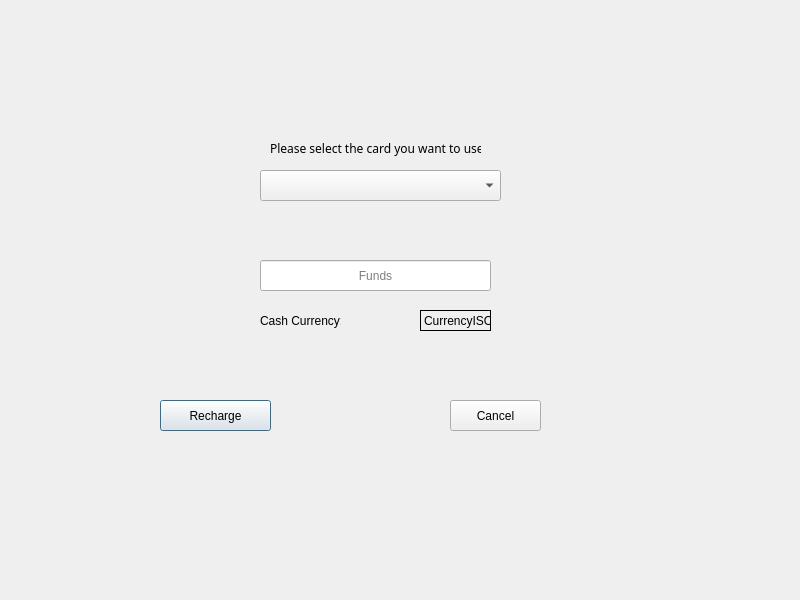
First picture: the form in 3_Solution/CleverClient/rechargecashdialog.ui, repository georgecpp/CleverPocket, before the edit.
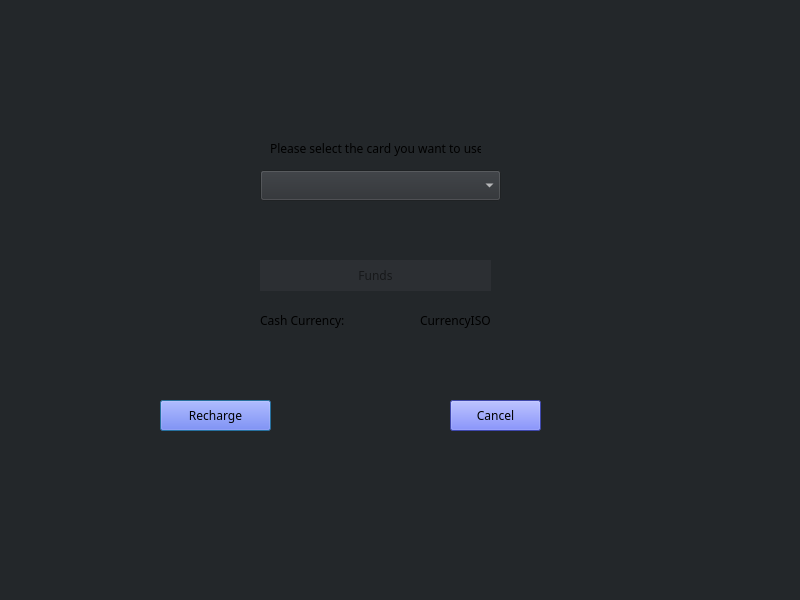
Second picture: the form after the edit.

Diff of the .ui file:
```diff
--- a/3_Solution/CleverClient/rechargecashdialog.ui
+++ b/3_Solution/CleverClient/rechargecashdialog.ui
@@ -13,6 +13,11 @@
     <property name="windowTitle">
       <string>RechargeCashDialog</string>
     </property>
+  <property name="styleSheet">
+   <string notr="true">background-color:rgb(35, 39, 42);
+
+</string>
+  </property>
     <property name="inputMethodHints">
       <set>Qt::ImhFormattedNumbersOnly</set>
     </property>
@@ -25,6 +30,19 @@
           <height>31</height>
         </rect>
       </property>
+   <property name="font">
+    <font>
+     <family>Whitney</family>
+     <pointsize>9</pointsize>
+    </font>
+   </property>
+   <property name="styleSheet">
+    <string notr="true">QLineEdit[text]{
+color: white;}
+QLineEdit{
+background-color: rgb(44, 47, 51);
+border:none;}</string>
+   </property>
       <property name="inputMethodHints">
         <set>Qt::ImhFormattedNumbersOnly</set>
       </property>
@@ -47,6 +65,40 @@
           <height>31</height>
         </rect>
       </property>
+   <property name="font">
+    <font>
+     <family>Whitney</family>
+     <pointsize>9</pointsize>
+    </font>
+   </property>
+   <property name="styleSheet">
+    <string notr="true">QComboBox
+{
+color:white;
+background-color: rgb(44, 47, 51);
+}
+
+QComboBox QAbstractItemView {
+   color:white;
+    selection-background-color:rgb(88, 101, 242);
+	backgroud-color:rgb(44, 47, 51);
+	
+}
+
+QComboBox QScrollBar
+{
+background: #5865F2
+}
+
+QComboBox QAbstractItemView QScrollBar
+{
+background: #5865F2
+}
+
+
+
+</string>
+   </property>
     </widget>
     <widget class="QLabel" name="label">
       <property name="geometry">
@@ -59,9 +111,17 @@
       </property>
       <property name="font">
         <font>
-          <family>Rockwell</family>
-        </font>
-      </property>
+     <family>Whitney</family>
+     <pointsize>9</pointsize>
+    </font>
+   </property>
+   <property name="styleSheet">
+    <string notr="true">QLabel[text]{
+color: white;}
+QLabel{
+background-color:rgb(35, 39, 42);
+border:none;}</string>
+   </property>
       <property name="text">
         <string>Please select the card you want to use:</string>
       </property>
@@ -75,6 +135,28 @@
           <height>31</height>
         </rect>
       </property>
+   <property name="font">
+    <font>
+     <family>Whitney</family>
+     <pointsize>9</pointsize>
+    </font>
+   </property>
+   <property name="styleSheet">
+    <string notr="true">
+QPushButton {
+     background-color: rgb(88, 101, 242);
+ }
+ QPushButton#pushButton:pressed {
+   	background-color: rgb(88, 157, 242); 
+ }
+ QPushButton#pushButton:hover {
+     
+	background-color: rgb(88, 157, 242);
+ }
+ QPushButton[text] {
+    color:white;
+ }</string>
+   </property>
       <property name="text">
         <string>Recharge</string>
       </property>
@@ -88,6 +170,28 @@
           <height>31</height>
         </rect>
       </property>
+   <property name="font">
+    <font>
+     <family>Whitney</family>
+     <pointsize>9</pointsize>
+    </font>
+   </property>
+   <property name="styleSheet">
+    <string notr="true">
+QPushButton {
+     background-color: rgb(88, 101, 242);
+ }
+ QPushButton#pushButton:pressed {
+   	background-color: rgb(88, 157, 242); 
+ }
+ QPushButton#pushButton:hover {
+     
+	background-color: rgb(88, 157, 242);
+ }
+ QPushButton[text] {
+    color:white;
+ }</string>
+   </property>
       <property name="text">
         <string>Cancel</string>
       </property>
@@ -97,10 +201,23 @@
         <rect>
           <x>260</x>
           <y>310</y>
-          <width>81</width>
+     <width>91</width>
           <height>21</height>
         </rect>
       </property>
+   <property name="font">
+    <font>
+     <family>Whitney</family>
+     <pointsize>9</pointsize>
+    </font>
+   </property>
+   <property name="styleSheet">
+    <string notr="true">QLabel[text]{
+color: white;}
+QLabel{
+background-color:rgb(35, 39, 42);
+border:none;}</string>
+   </property>
       <property name="text">
         <string>Cash Currency:</string>
       </property>
@@ -114,6 +231,19 @@
           <height>21</height>
         </rect>
       </property>
+   <property name="font">
+    <font>
+     <family>Whitney</family>
+     <pointsize>9</pointsize>
+    </font>
+   </property>
+   <property name="styleSheet">
+    <string notr="true">QLabel[text]{
+color: white;}
+QLabel{
+background-color:rgb(35, 39, 42);
+border:none;}</string>
+   </property>
       <property name="frameShape">
         <enum>QFrame::Box</enum>
       </property>
```
Left out of the diff: 2 changed lines with no effect on the pictures. Lines whose indentation alone changed are shown as unchanged.
